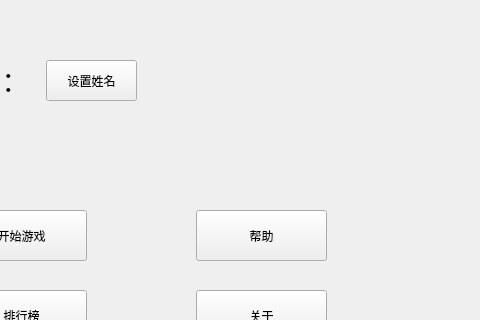
The window that start.ui (Nahjs/Bejeweled) describes before a commit, drawn with Qt 5; both pictures show x 234 to 714 and y 0 to 320 of the 800 by 539 pixel window.
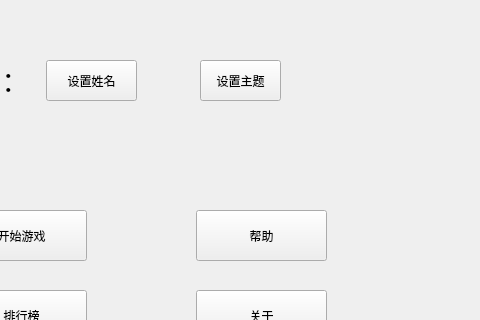
The same window after the commit. Icons and pictures are not drawn.

Commit message: start界面新增了主题设置的按钮，测试能否正常打主题设置窗口

The edit to the form file:
```diff
--- a/start.ui
+++ b/start.ui
@@ -156,6 +156,19 @@
      <string/>
     </property>
    </widget>
+   <widget class="QPushButton" name="btn_themeChange">
+    <property name="geometry">
+     <rect>
+      <x>434</x>
+      <y>60</y>
+      <width>81</width>
+      <height>41</height>
+     </rect>
+    </property>
+    <property name="text">
+     <string>设置主题</string>
+    </property>
+   </widget>
   </widget>
   <widget class="QMenuBar" name="menubar">
    <property name="geometry">
```
The commit also changes 8 other files.
